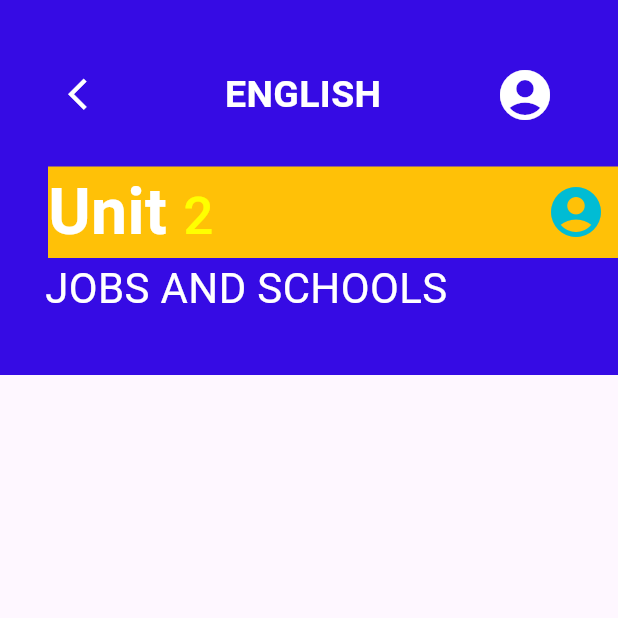
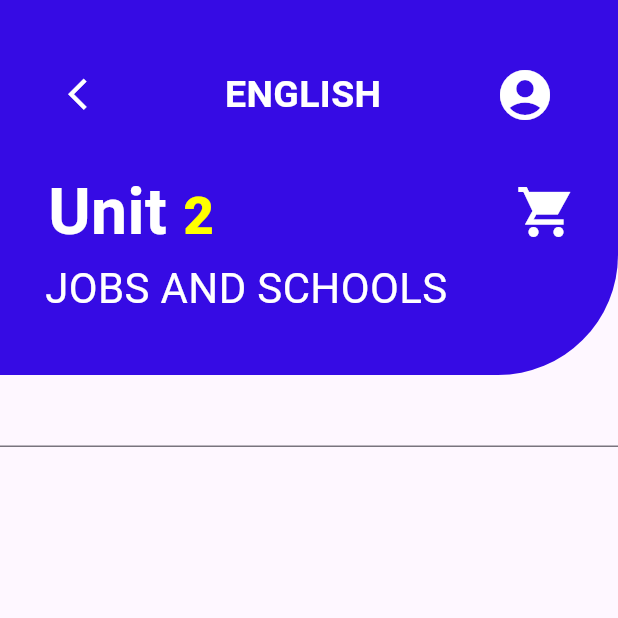
Before and after one commit to ashir227/Flutter_Practise, a Flutter app: the screen it shows after launch, on a phone screen of 412 x 824 dp, the top half of it. Run offline on Flutter 3.47's test engine with Material 3 defaults, Android fonts, the phone set to English and light mode, and no system bars.

Commit message:
Text field

```diff
--- a/login/lib/UI2.dart
+++ b/login/lib/UI2.dart
@@ -12,11 +12,17 @@ class _Ui2State extends State<Ui2> {
   @override
   Widget build(BuildContext context) {
     return Scaffold(
-      body: Container(
+      body: Column(
+        children: [
+          Container(
+            decoration: BoxDecoration(
+              color: const Color.fromARGB(255, 54, 11, 228),
+              borderRadius: BorderRadius.only(bottomRight: Radius.circular(80)),
+            ),
             width: double.infinity,
             height: 250,
-        color: const Color.fromARGB(255, 54, 11, 228),
 
+            child: Container(
               child: Column(
                 children: [
                   SizedBox(height: 35),
@@ -55,7 +61,7 @@ class _Ui2State extends State<Ui2> {
                   ),
                   Container(
                     // height: 100,
-              color: Colors.amber,
+                    // color: Colors.amber,
                     margin: EdgeInsets.only(left: 32, top: 20),
                     child: Row(
                       mainAxisAlignment: MainAxisAlignment.spaceBetween,
@@ -74,7 +80,7 @@ class _Ui2State extends State<Ui2> {
                               TextSpan(
                                 text: "2",
                                 style: TextStyle(
-                            fontWeight: FontWeight.w500,
+                                  fontWeight: FontWeight.w800,
                                   fontSize: 35,
                                   color: Colors.yellowAccent,
                                 ),
@@ -82,17 +88,20 @@ class _Ui2State extends State<Ui2> {
                             ],
                           ),
                         ),
-                  Row(
+                        Container(
+                          margin: EdgeInsets.only(right: 20),
+                          child: Row(
                             children: [
                               IconButton(
                                 onPressed: () {},
                                 icon: Icon(
-                          Icons.account_circle_rounded,
+                                  Icons.local_grocery_store_sharp,
                                   size: 40,
-                          color: Colors.cyan,
+                                  color: Colors.white,
                                 ),
                               ),
                             ],
+                          ),
                         ),
                       ],
                     ),
@@ -111,6 +120,10 @@ class _Ui2State extends State<Ui2> {
                 ],
               ),
             ),
+          ),
+          Container(child: Column(children: [TextField()])),
+        ],
+      ),
     );
   }
 }
```
Lines whose indentation alone changed are shown as unchanged.
